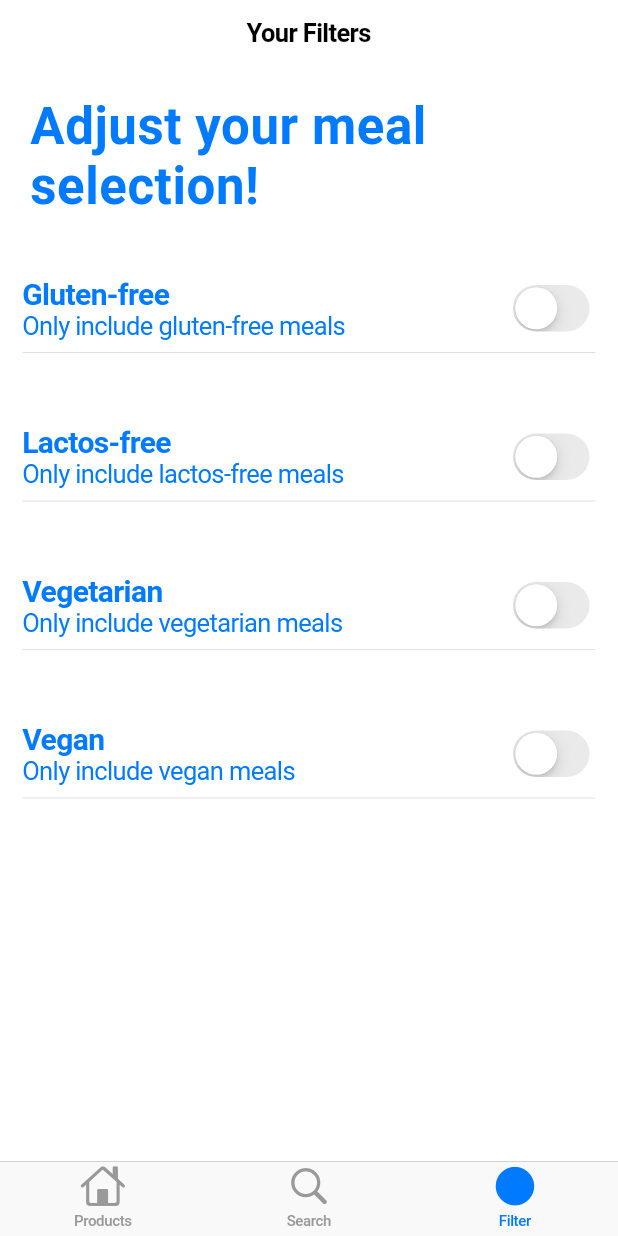
After one commit to yuchehsieh/flutter_meal_app, a Flutter app: the screen it shows after launch, item 3 of the bottom bar chosen, on a phone screen of 412 x 824 dp. The commit adds this screen. Run offline on Flutter 3.47's test engine with Material 2 defaults, Android fonts, the phone set to English and light mode, and no system bars.

Commit message:
add the new Tab: FilterScreen and make the basic mockup

```diff
--- /dev/null
+++ b/lib/screens/filters_screen.dart
@@ -0,0 +1,135 @@
+import 'package:flutter/cupertino.dart';
+import 'package:flutter/material.dart';
+
+class FiltersScreen extends StatefulWidget {
+  static const routeName = '/filters';
+
+  @override
+  _FiltersScreenState createState() => _FiltersScreenState();
+}
+
+class _FiltersScreenState extends State<FiltersScreen> {
+  bool _glutenFree = false;
+  bool _vegetarian = false;
+  bool _vegan = false;
+  bool _lactosFree = false;
+
+  Widget _buildSwitchListTile({
+    @required String title,
+    @required String subtitle,
+    @required bool currentValue,
+    @required Function onChanged,
+    @required BuildContext context,
+  }) {
+    return Container(
+      padding: EdgeInsets.symmetric(vertical: 10, horizontal: 15),
+      margin: EdgeInsets.symmetric(vertical: 10),
+      child: Column(
+        children: <Widget>[
+          Row(
+            mainAxisAlignment: MainAxisAlignment.spaceBetween,
+            children: <Widget>[
+              Column(
+                crossAxisAlignment: CrossAxisAlignment.start,
+                children: <Widget>[
+                  Text(
+                    title,
+                    style: CupertinoTheme.of(context)
+                        .textTheme
+                        .navActionTextStyle
+                        .copyWith(
+                          fontSize: 20,
+                          fontWeight: FontWeight.bold,
+                        ),
+                  ),
+                  Text(
+                    subtitle,
+                    style: CupertinoTheme.of(context).textTheme.actionTextStyle,
+                  ),
+                ],
+              ),
+              CupertinoSwitch(
+                onChanged: onChanged,
+                value: currentValue,
+              ),
+            ],
+          ),
+          Divider(),
+        ],
+      ),
+    );
+  }
+
+  @override
+  Widget build(BuildContext context) {
+    return CupertinoPageScaffold(
+        navigationBar: CupertinoNavigationBar(
+          middle: Text('Your Filters'),
+        ),
+        child: SafeArea(
+          child: Column(
+            children: <Widget>[
+              Container(
+                padding: EdgeInsets.all(20),
+                child: Text(
+                  'Adjust your meal selection!',
+                  style: CupertinoTheme.of(context)
+                      .textTheme
+                      .navLargeTitleTextStyle,
+                ),
+              ),
+              Expanded(
+                child: ListView(
+                  children: <Widget>[
+                    _buildSwitchListTile(
+                      title: 'Gluten-free',
+                      subtitle: 'Only include gluten-free meals',
+                      currentValue: _glutenFree,
+                      onChanged: (bool value) {
+                        setState(() {
+                          _glutenFree = value;
+                        });
+                      },
+                      context: context,
+                    ),
+                    _buildSwitchListTile(
+                      title: 'Lactos-free',
+                      subtitle: 'Only include lactos-free meals',
+                      currentValue: _lactosFree,
+                      onChanged: (bool value) {
+                        setState(() {
+                          _lactosFree = value;
+                        });
+                      },
+                      context: context,
+                    ),
+                    _buildSwitchListTile(
+                      title: 'Vegetarian',
+                      subtitle: 'Only include vegetarian meals',
+                      currentValue: _vegetarian,
+                      onChanged: (bool value) {
+                        setState(() {
+                          _vegetarian = value;
+                        });
+                      },
+                      context: context,
+                    ),
+                    _buildSwitchListTile(
+                      title: 'Vegan',
+                      subtitle: 'Only include vegan meals',
+                      currentValue: _vegan,
+                      onChanged: (bool value) {
+                        setState(() {
+                          _vegan = value;
+                        });
+                      },
+                      context: context,
+                    ),
+                  ],
+                ),
+              ),
+            ],
+          ),
+        ));
+  }
+}
--- a/lib/screens/tab_sceen.dart
+++ b/lib/screens/tab_sceen.dart
@@ -1,6 +1,7 @@
 import 'package:flutter/cupertino.dart';
 import 'package:meals_app/screens/categories_screen.dart';
 import 'package:meals_app/screens/favorites_screen.dart';
+import 'package:meals_app/screens/filters_screen.dart';
 
 class TabScreen extends StatefulWidget {
   @override
@@ -21,6 +22,10 @@ class _TabScreenState extends State<TabScreen> {
               icon: Icon(CupertinoIcons.search),
               title: Text('Search'),
             ),
+            BottomNavigationBarItem(
+              icon: Icon(CupertinoIcons.circle_filled),
+              title: Text('Filter'),
+            ),
           ],
         ),
         tabBuilder: (context, index) {
@@ -35,6 +40,10 @@ class _TabScreenState extends State<TabScreen> {
                   child: FavoriteScreen(),
                 );
               });
+            case 2:
+              return CupertinoTabView(builder: (context) {
+                return FiltersScreen();
+              });
           }
         });
   }
```
